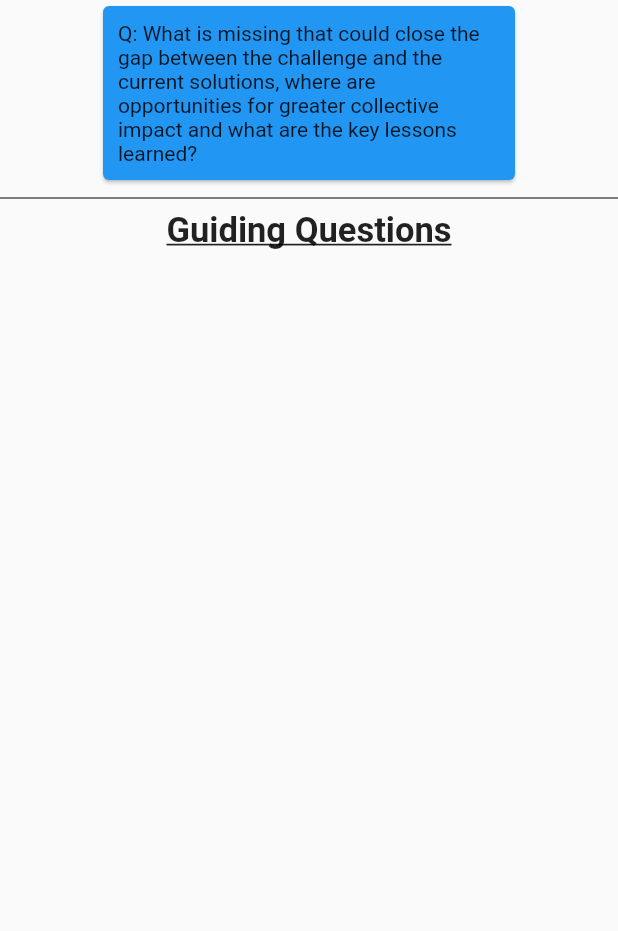
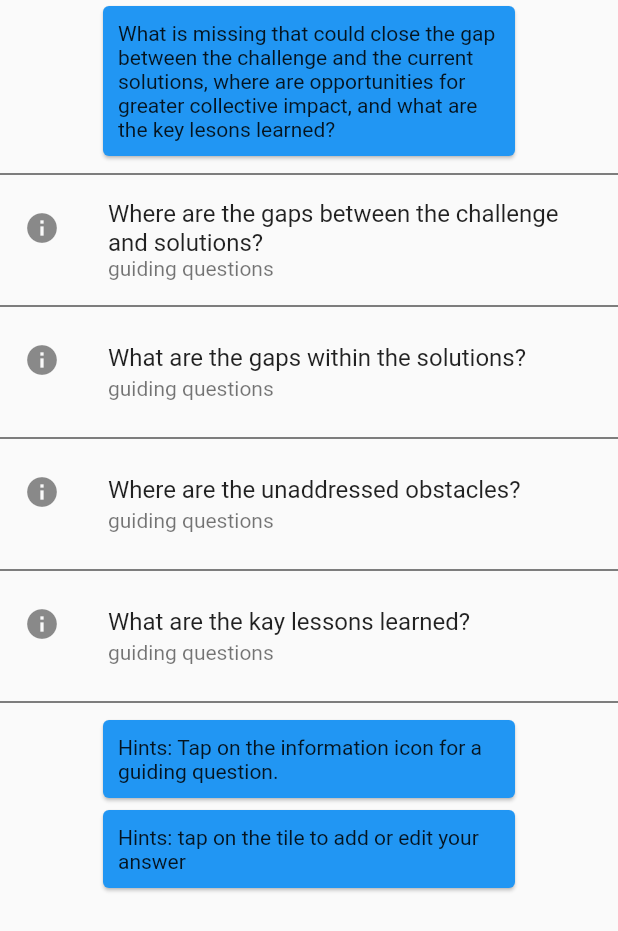
Before and after one commit to Combatwombat77/copy_cat_reboot, a Flutter app: the ImpactGap screen opened directly, on a phone screen of 412 x 824 dp. Shown: the top 931 px of the screen. Run offline on Flutter 3.47's test engine with Material 2 defaults, Android fonts, the phone set to English and light mode, and no system bars; our stand-ins replace dotted_border, flutter_speed_dial, sqflite; missing offline and left inert: image_picker_saver; accounts and stored records are empty.

Commit message:
Update model_details.dart

```diff
--- a/lib/ui/pages/model_details.dart
+++ b/lib/ui/pages/model_details.dart
@@ -214,12 +214,65 @@ class _PagesState extends State<Pages> with SingleTickerProviderStateMixin {
 class ImpactGap extends StatelessWidget {
   @override
   Widget build(BuildContext context) {
-    return Container(
-        height: MediaQuery.of(context).size.height,
-        child: Center(
-            child:Column(
-          mainAxisAlignment: MainAxisAlignment.start,
+    return Scaffold(
+      body: SafeArea(
+        child: Column(
           children: <Widget>[
+            Card(
+            // height: 200,
+            // width: 250.0,
+            color: Colors.blue,
+            child: Container(
+              padding: const EdgeInsets.all(10),
+              width: MediaQuery.of(context).size.width / 1.5,
+              child: Text("What is missing that could close the gap between the challenge and the current solutions, where are opportunities for greater collective impact, and what are the key lesons learned?"),),
+          ),
+          Divider(
+              color:  Colors.black,
+            ),
+            ListTile(
+              leading: Icon(Icons.info,),
+              title: Text('Where are the gaps between the challenge and solutions?'),
+              subtitle: Text('guiding questions'),
+              onTap: (){
+
+              },
+            ),
+            Divider(
+              color:  Colors.black,
+            ),
+            ListTile(
+              leading: Icon(Icons.info),
+              title: Text('What are the gaps within the solutions?'),
+              subtitle: Text('guiding questions')
+            ),Divider(
+              color:  Colors.black,
+            ),
+            ListTile(
+              leading: Icon(Icons.info),
+              title: Text('Where are the unaddressed obstacles?'),
+              subtitle: Text('guiding questions')
+            ),
+            Divider(
+              color:  Colors.black,
+            ),
+            ListTile(
+              leading: Icon(Icons.info),
+              title: Text('What are the kay lessons learned?'),
+              subtitle: Text('guiding questions')
+            ),
+            Divider(
+              color:  Colors.black,
+            ),
+            Card(
+            // height: 200,
+            // width: 250.0,
+            color: Colors.blue,
+            child: Container(
+              padding: const EdgeInsets.all(10),
+              width: MediaQuery.of(context).size.width / 1.5,
+              child: Text("Hints: Tap on the information icon for a guiding question. "),),
+          ),
           Card(
             // height: 200,
             // width: 250.0,
@@ -227,14 +280,11 @@ class ImpactGap extends StatelessWidget {
             child: Container(
               padding: const EdgeInsets.all(10),
               width: MediaQuery.of(context).size.width / 1.5,
-              child: Text("Q: What is missing that could close the gap between the challenge and the current solutions, where are opportunities for greater collective impact and what are the key lessons learned?"),),
+              child: Text("Hints: tap on the tile to add or edit your answer"),),
           ),
-          Divider(
-            color: Colors.black,
-          ),
-          Text("Guiding Questions", style: TextStyle(decoration: TextDecoration.underline, fontWeight: FontWeight.bold, fontSize: 23.0),),
-
-        ],),)
+          ],
+         ),
+       ),
       );
   }
 }
@@ -246,6 +296,15 @@ class Challenges extends StatelessWidget {
       body: SafeArea(
         child: Column(
           children: <Widget>[
+            Card(
+            // height: 200,
+            // width: 250.0,
+            color: Colors.blue,
+            child: Container(
+              padding: const EdgeInsets.all(10),
+              width: MediaQuery.of(context).size.width / 1.5,
+              child: Text("What is happening, what is the impact of the challenge, and what is holding the challenge in place"),),
+          ),
             ListTile(
               leading: Icon(Icons.info),
               title: Text('How do you describe the challenge?'),
@@ -345,6 +404,15 @@ class Solutions extends StatelessWidget {
       body: SafeArea(
         child: Column(
           children: <Widget>[
+            Card(
+            // height: 200,
+            // width: 250.0,
+            color: Colors.blue,
+            child: Container(
+              padding: const EdgeInsets.all(10),
+              width: MediaQuery.of(context).size.width / 1.5,
+              child: Text("What models  are already being tried, what is working and what is not, and what resources are available?"),),
+          ),
             ListTile(
               leading: Icon(Icons.info),
               title: Text('What is happening locally?'),
```
